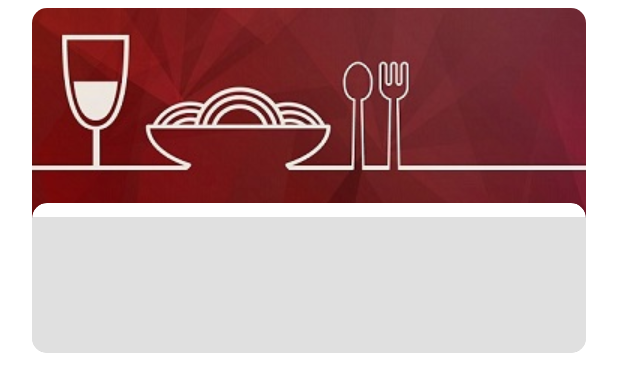
After one commit to amirmovafagh/online-food-delivery-persian-app, an Android app: the layout recyclerview_restaurant_food.xml on its own in the app's theme, with its tools: preview values and no code run, on a phone screen of 412 x 824 dp. The commit adds this screen. Shown: the top 392 px of the screen. Run offline under Robolectric (Android 15) with nearby library versions, the phone set to English and light mode, and no system bars.

```diff
--- a/app/src/main/AndroidManifest.xml
+++ b/app/src/main/AndroidManifest.xml
@@ -15,14 +15,14 @@
         android:theme="@style/AppTheme"
         android:usesCleartextTraffic="true">
         <activity android:name=".ui.activities.restaurantFood.RestaurantFoodActivity">
+
+        </activity>
+        <activity android:name=".ui.activities.RegisterActivity">
             <intent-filter>
                 <action android:name="android.intent.action.MAIN" />
 
                 <category android:name="android.intent.category.LAUNCHER" />
             </intent-filter>
-        </activity>
-        <activity android:name=".ui.activities.RegisterActivity">
-
         </activity>
         <activity android:name=".ui.activities.VerificationActivity" />
         <activity android:name=".ui.activities.LoginActivity"></activity>
--- a/app/src/main/java/ir/boojanco/onlinefoodorder/dagger/App.java
+++ b/app/src/main/java/ir/boojanco/onlinefoodorder/dagger/App.java
@@ -3,6 +3,7 @@ package ir.boojanco.onlinefoodorder.dagger;
 import android.app.Application;
 
 public class App extends Application {
+    public final static String webServerMediaRoute = "http://198.143.180.86:8080/api/v1/media/download/";
     private AppComponent component;
     //Instantiating the component
     @Override
--- /dev/null
+++ b/app/src/main/res/layout/recyclerview_restaurant_food.xml
@@ -0,0 +1,120 @@
+<?xml version="1.0" encoding="utf-8"?>
+<layout xmlns:android="http://schemas.android.com/apk/res/android"
+    xmlns:bind="http://schemas.android.com/apk/res-auto"
+    xmlns:card_view="http://schemas.android.com/apk/res-auto"
+    xmlns:tools="http://schemas.android.com/tools">
+    <data>
+        <variable
+            name="allFood"
+            type="ir.boojanco.onlinefoodorder.models.food.getAllFood.AllFoodList"/>
+    </data>
+    <RelativeLayout
+        android:id="@+id/relative"
+        android:layout_width="match_parent"
+        android:layout_height="wrap_content"
+        android:adjustViewBounds="true"
+        android:paddingEnd="16dp"
+        android:paddingStart="16dp"
+        android:layoutDirection="rtl">
+
+        <androidx.cardview.widget.CardView
+            android:id="@+id/card_view"
+            android:layout_width="match_parent"
+            android:layout_height="230dp"
+            android:layout_gravity="center"
+            android:layout_margin="5dp"
+            card_view:cardCornerRadius="10dp"
+            tools:targetApi="lollipop">
+
+            <RelativeLayout
+                android:id="@+id/layout_linear"
+                android:layout_width="match_parent"
+                android:layout_height="wrap_content"
+                >
+
+
+                <ImageView
+                    android:id="@+id/ivPic"
+                    android:layout_width="match_parent"
+                    android:layout_height="170dp"
+                    android:layout_alignParentTop="true"
+                    android:layout_alignParentStart="true"
+                    android:layout_alignParentEnd="true"
+                    android:background="?attr/selectableItemBackgroundBorderless"
+                    android:src="@drawable/restaurant_vector_recycler_view"
+                    bind:image="@{allFood.logo}"
+                    android:adjustViewBounds="true"
+                    android:scaleType="matrix"/>
+
+                <androidx.cardview.widget.CardView
+                    android:id="@+id/cv_restauran_details"
+                    android:layout_width="match_parent"
+                    android:layout_height="100dp"
+                    android:layout_alignParentEnd="true"
+                    android:layout_alignParentStart="true"
+                    android:layout_alignParentBottom="true"
+                    card_view:cardCornerRadius="10dp"
+                    tools:targetApi="lollipop">
+                    <LinearLayout
+                        android:layout_width="match_parent"
+                        android:layout_height="wrap_content"
+                        android:orientation="vertical">
+
+                        <LinearLayout
+                            android:layout_width="match_parent"
+                            android:layout_height="0dp"
+                            android:layout_weight="0.4"
+                            android:layout_marginTop="8dp"
+                            android:orientation="horizontal">
+                            <TextView
+                                android:layout_width="0dp"
+                                android:layout_height="wrap_content"
+                                android:maxLines="1"
+                                android:text="@{allFood.name}"
+                                android:textStyle="bold"
+                                android:textColor="@android:color/black"
+                                android:textSize="@dimen/body1_paragraph_font_size"
+                                android:layout_marginStart="@dimen/margin_start_end"
+                                android:layout_weight="0.9"
+                                tools:ignore="NestedWeights" />
+                            <ToggleButton
+                                android:layout_width="0dp"
+                                android:layout_height="25dp"
+                                android:background="@drawable/fav_toggle_selector"
+                                android:textOff=""
+                                android:textOn=""
+                                android:layout_marginStart="@dimen/margin_start_end"
+                                android:layout_marginEnd="@dimen/margin_start_end"
+                                android:layout_weight="0.09"/>
+                        </LinearLayout>
+                        <View
+                            android:id="@+id/divider2"
+                            android:layout_width="match_parent"
+                            android:layout_height="0dp"
+                            android:layout_weight="0.01"
+                            android:background="?android:attr/listDivider" />
+                    <LinearLayout
+                        android:layout_width="match_parent"
+                        android:layout_height="0dp"
+                        android:layout_weight="0.6"
+                        android:layout_marginTop="8dp"
+                        android:orientation="horizontal">
+                        <TextView
+                            android:layout_width="0dp"
+                            android:layout_height="wrap_content"
+                            android:maxLines="1"
+                            android:textSize="@dimen/body2_paragraph_font_size"
+                            android:layout_marginStart="@dimen/margin_start_end"
+                            android:layout_weight="0.9"
+                            tools:ignore="NestedWeights" />
+
+                    </LinearLayout>
+
+                    </LinearLayout>
+
+                </androidx.cardview.widget.CardView>
+
+            </RelativeLayout>
+        </androidx.cardview.widget.CardView>
+    </RelativeLayout>
+</layout>
```
Also changed, not shown: app/src/main/java/ir/boojanco/onlinefoodorder/models/food/getAllFood/AllFoodList.java (+42 -0 lines), app/src/main/java/ir/boojanco/onlinefoodorder/models/restaurant/LastRestaurantList.java (+18 -1 lines), app/src/main/java/ir/boojanco/onlinefoodorder/ui/activities/restaurantFood/RecyclerViewRestaurantFoodClickListener.java (added, +9 -0 lines), app/src/main/java/ir/boojanco/onlinefoodorder/ui/activities/restaurantFood/RestaurantFoodActivity.java (+30 -2 lines), app/src/main/java/ir/boojanco/onlinefoodorder/ui/activities/restaurantFood/RestaurantFoodAdapter.java (added, +66 -0 lines), app/src/main/java/ir/boojanco/onlinefoodorder/ui/fragments/restaurants/RestaurantFragment.java (+7 -2 lines), app/src/main/res/layout/activity_restaurant_food.xml (+22 -1 lines).
